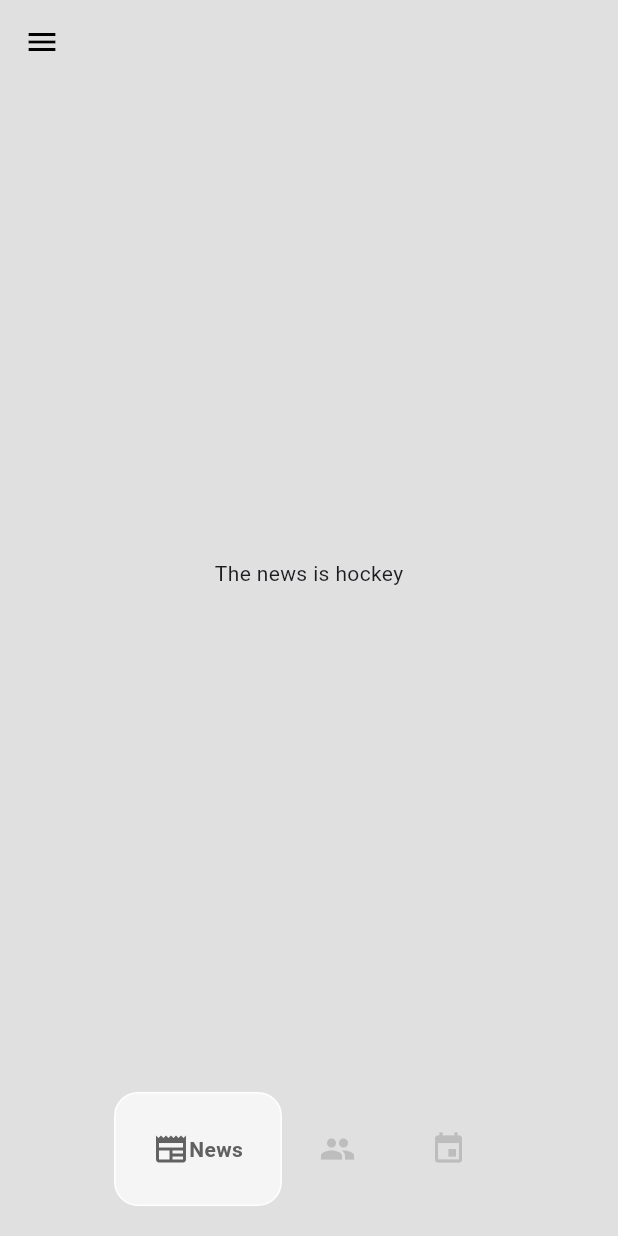
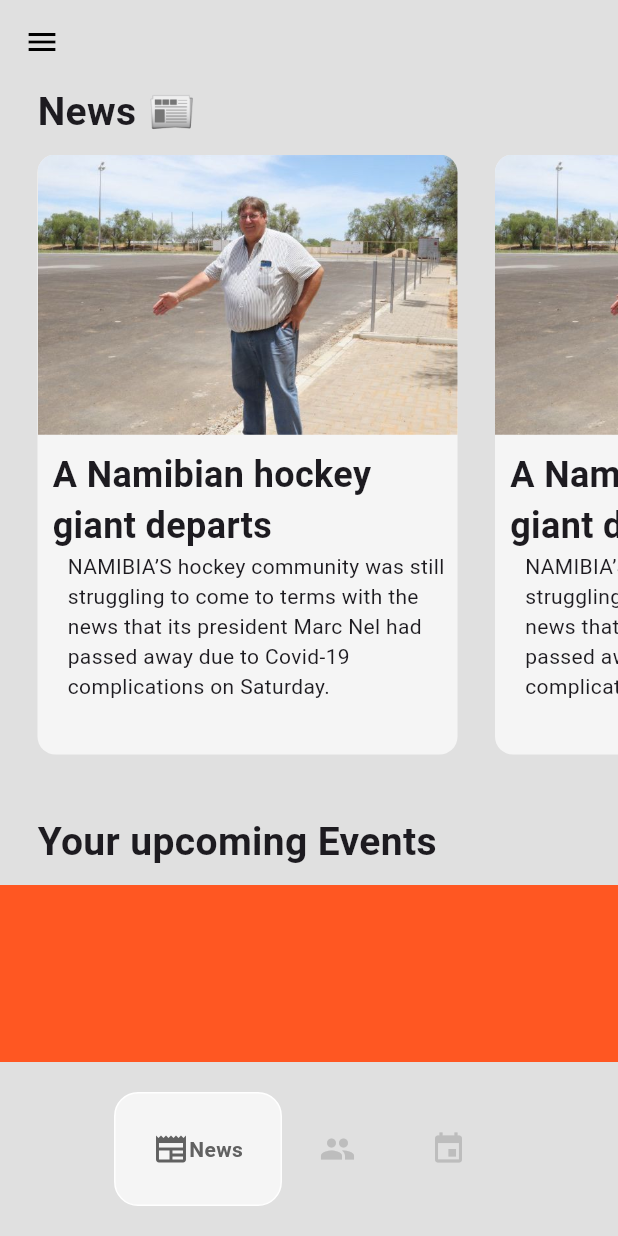
Before and after one commit to GuarY-wtSG/namibian_hockey_association, a Flutter app: the Landing screen opened by its route, on a phone screen of 412 x 824 dp. Run offline on Flutter 3.47's test engine with Material 3 defaults, Android fonts, the phone set to English and light mode, and no system bars; drawn by our look-alikes of google_nav_bar.

Commit message:
Updated dependencies to handle url's. news page layout

```diff
--- a/lib/pages/landing.dart
+++ b/lib/pages/landing.dart
@@ -27,7 +27,7 @@ class _LandingState extends State<Landing> {
   //pages to diplay
   final List<Widget> _pages = [
     // notifications and current upcoming events
-    const News(),
+    const NewsPage(),
     // team management
     const TeamManage(),
     // enter a new event
--- /dev/null
+++ b/lib/pages/models/news_model.dart
@@ -0,0 +1,13 @@
+class News {
+  final title;
+  final imagePath;
+  final description;
+  final url;
+
+  News({
+    required this.title,
+    required this.imagePath,
+    required this.description,
+    required this.url,
+  });
+}
--- a/lib/pages/news.dart
+++ b/lib/pages/news.dart
@@ -1,15 +1,82 @@
 import 'package:flutter/material.dart';
+import 'package:nho_app/pages/widgets/news_tile.dart';
 
-class News extends StatefulWidget {
-  const News({super.key});
+import 'models/news_model.dart';
+
+class NewsPage extends StatefulWidget {
+  const NewsPage({super.key});
 
   @override
-  State<News> createState() => _NewsState();
+  State<NewsPage> createState() => _NewsState();
 }
 
-class _NewsState extends State<News> {
+class _NewsState extends State<NewsPage> {
   @override
   Widget build(BuildContext context) {
-    return Center(child: Text('The news is hockey'));
+    return ListView(
+      // To change the scroll direction (switching betweeen a Column and Row
+      // Listview) aplly the following code and height or width to each container
+      // scrollDirection: Axis.horizontal, (for Rows)
+      children: [
+        // main content of the page
+        Padding(
+          padding: const EdgeInsets.symmetric(horizontal: 25.0),
+          child: Row(
+            mainAxisAlignment: MainAxisAlignment.spaceBetween,
+            crossAxisAlignment: CrossAxisAlignment.end,
+            children: [
+              Text(
+                'News 📰',
+                style: TextStyle(fontWeight: FontWeight.bold, fontSize: 26),
+              ),
+            ],
+          ),
+        ),
+        const SizedBox(height: 10),
+        //1st box containing the news container
+        // I'm using a sized box because Expanded creates and infinte height error
+        SizedBox(
+          height: 400,
+          child: ListView.builder(
+            itemCount: 3,
+            scrollDirection: Axis.horizontal,
+            itemBuilder: (context, index) {
+              News news = News(
+                title: 'A Namibian hockey giant departs',
+                description:
+                    'NAMIBIA’S hockey community was still struggling to come to terms with the news that its president Marc Nel had passed away due to Covid-19 complications on Saturday.',
+                imagePath: 'lib/images/giant.jpg',
+                url:
+                    'https://namibiahockey.org/2021/06/28/a-namibian-hockey-giant-departs/',
+              );
+              return NewsTile(news: news);
+            },
+          ),
+        ),
+        const SizedBox(height: 40),
+
+        Padding(
+          padding: const EdgeInsets.symmetric(horizontal: 25.0),
+          child: Row(
+            mainAxisAlignment: MainAxisAlignment.spaceBetween,
+            crossAxisAlignment: CrossAxisAlignment.end,
+            children: [
+              Text(
+                'Your upcoming Events',
+                style: TextStyle(fontWeight: FontWeight.bold, fontSize: 26),
+              ),
+            ],
+          ),
+        ),
+        const SizedBox(height: 10),
+
+        Container(height: 300, color: Colors.deepOrange),
+
+        //2nd box
+        Container(height: 300, color: Colors.deepOrange[400]),
+
+        //3rd box
+      ],
+    );
   }
 }
--- a/lib/pages/widgets/bottom_nav_bar.dart
+++ b/lib/pages/widgets/bottom_nav_bar.dart
@@ -1,6 +1,7 @@
 import 'package:flutter/material.dart';
 import 'package:google_nav_bar/google_nav_bar.dart';
 
+// ignore: must_be_immutable
 class CustomBottomNav extends StatelessWidget {
   void Function(int)? onTabChange;
   CustomBottomNav({super.key, required this.onTabChange});
--- a/lib/pages/widgets/event_tile.dart
+++ b/lib/pages/widgets/event_tile.dart
@@ -1,6 +1,7 @@
 import 'package:flutter/material.dart';
 import 'package:nho_app/pages/models/event.dart';
 
+// ignore: must_be_immutable
 class EventTile extends StatelessWidget {
   Event event;
   EventTile({super.key, required this.event});
--- /dev/null
+++ b/lib/pages/widgets/news_tile.dart
@@ -0,0 +1,53 @@
+import 'package:flutter/material.dart';
+
+import '../models/news_model.dart';
+
+// ignore: must_be_immutable
+class NewsTile extends StatelessWidget {
+  News news;
+  NewsTile({super.key, required this.news});
+
+  @override
+  Widget build(BuildContext context) {
+    return Container(
+      margin: EdgeInsets.only(left: 25),
+      width: 280,
+      decoration: BoxDecoration(
+        color: Colors.grey[100],
+        borderRadius: BorderRadius.circular(12),
+      ),
+      child: Column(
+        children: [
+          //news pic
+          ClipRRect(
+            borderRadius: BorderRadius.only(
+              topLeft: Radius.circular(12),
+              topRight: Radius.circular(12),
+            ),
+            child: Image.asset(
+              news.imagePath,
+              // this is to handle image render issues
+              errorBuilder: (context, error, StackTrace) {
+                return Icon(Icons.image_not_supported);
+              },
+            ),
+          ),
+          SizedBox(height: 10),
+
+          //News description
+          Padding(
+            padding: const EdgeInsets.symmetric(horizontal: 10.0),
+            child: Text(
+              news.title,
+              style: TextStyle(fontWeight: FontWeight.bold, fontSize: 24),
+            ),
+          ),
+          Padding(
+            padding: const EdgeInsets.only(left: 20.0),
+            child: Text(news.description),
+          ),
+        ],
+      ),
+    );
+  }
+}
--- a/pubspec.yaml
+++ b/pubspec.yaml
@@ -10,6 +10,7 @@ dependencies:
   flutter:
     sdk: flutter
   google_nav_bar: ^5.0.7
+  url_launcher: ^6.3.1
 
 dev_dependencies:
   flutter_test:
@@ -21,3 +22,4 @@ flutter:
 
   assets:
      - lib/images/
+     - lib/images/giant.jpg
```
Also changed, not shown: lib/images/giant.jpg (added), pubspec.lock, 5 other files.
